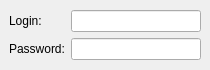
The window that wengophone/src/presentation/qt/imaccount/YahooSettings.ui (tkrotoff/WengoPhone) describes before a commit, drawn with Qt 5.
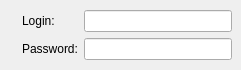
The same window after the commit. Icons and pictures are not drawn.

Diff of the .ui file:
```diff
--- a/wengophone/src/presentation/qt/imaccount/YahooSettings.ui
+++ b/wengophone/src/presentation/qt/imaccount/YahooSettings.ui
@@ -8,7 +8,7 @@
    <rect>
     <x>0</x>
     <y>0</y>
-    <width>210</width>
+    <width>241</width>
     <height>70</height>
    </rect>
   </property>
@@ -23,6 +23,16 @@
     <number>6</number>
    </property>
    <item row="0" column="0" >
+    <widget class="QLabel" name="label" >
+     <property name="text" >
+      <string/>
+     </property>
+     <property name="pixmap" >
+      <pixmap resource="../wengophone.qrc" >:/pics/protocol_yahoo.png</pixmap>
+     </property>
+    </widget>
+   </item>
+   <item row="0" column="1" >
     <layout class="QGridLayout" >
      <property name="margin" >
       <number>0</number>
```
Left out of the diff: 4 changed lines with no effect on the pictures.
